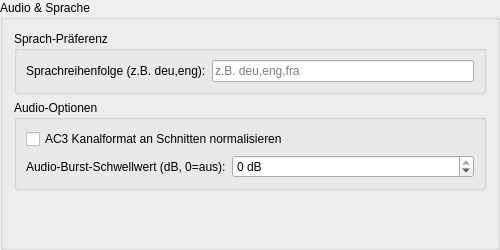
Above: ui/ttcutsettingsaudio.ui from MINIXJR/TTCut-ng before the change. Below: the same form after it.
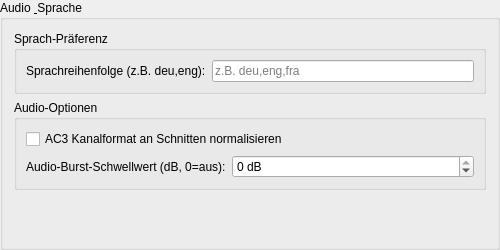
That is the form after the change.

```diff
--- a/ui/ttcutsettingsaudio.ui
+++ b/ui/ttcutsettingsaudio.ui
@@ -5,7 +5,7 @@
   <property name="geometry">
    <rect><x>0</x><y>0</y><width>500</width><height>250</height></rect>
   </property>
-  <property name="title"><string>Audio &amp;&amp; Sprache</string></property>
+  <property name="title"><string>Audio &amp; Sprache</string></property>
   <layout class="QVBoxLayout">
    <item>
     <widget class="QGroupBox" name="gbAudioLang">
```
Left out of the diff: 37 changed lines with no effect on the pictures.
